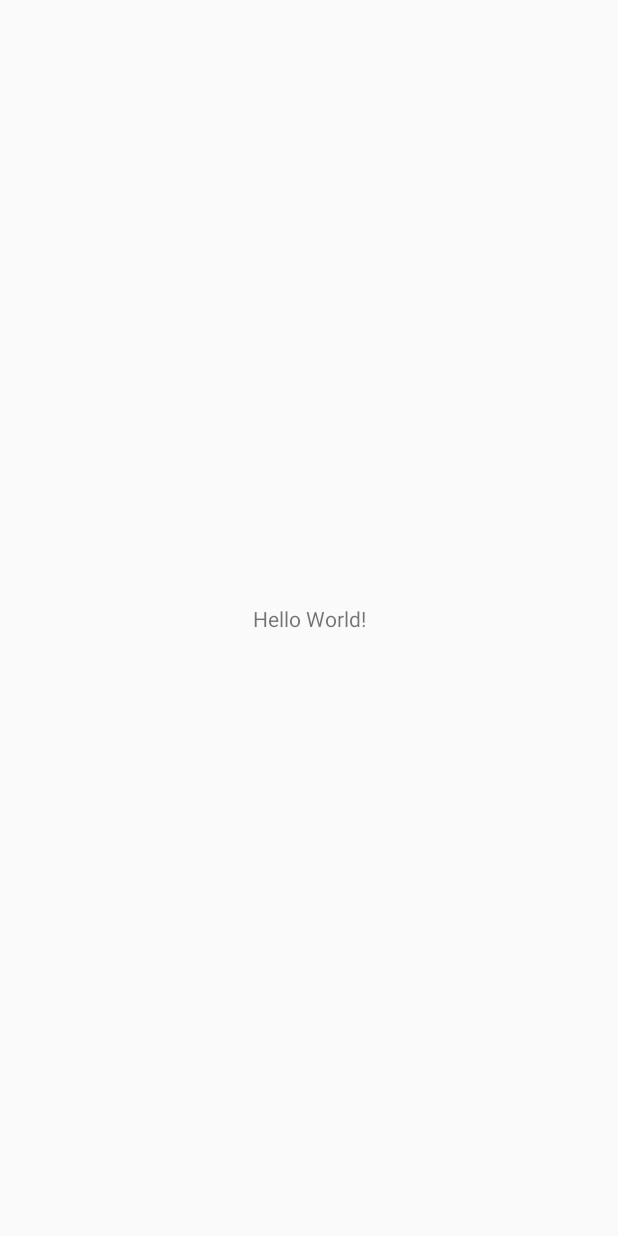
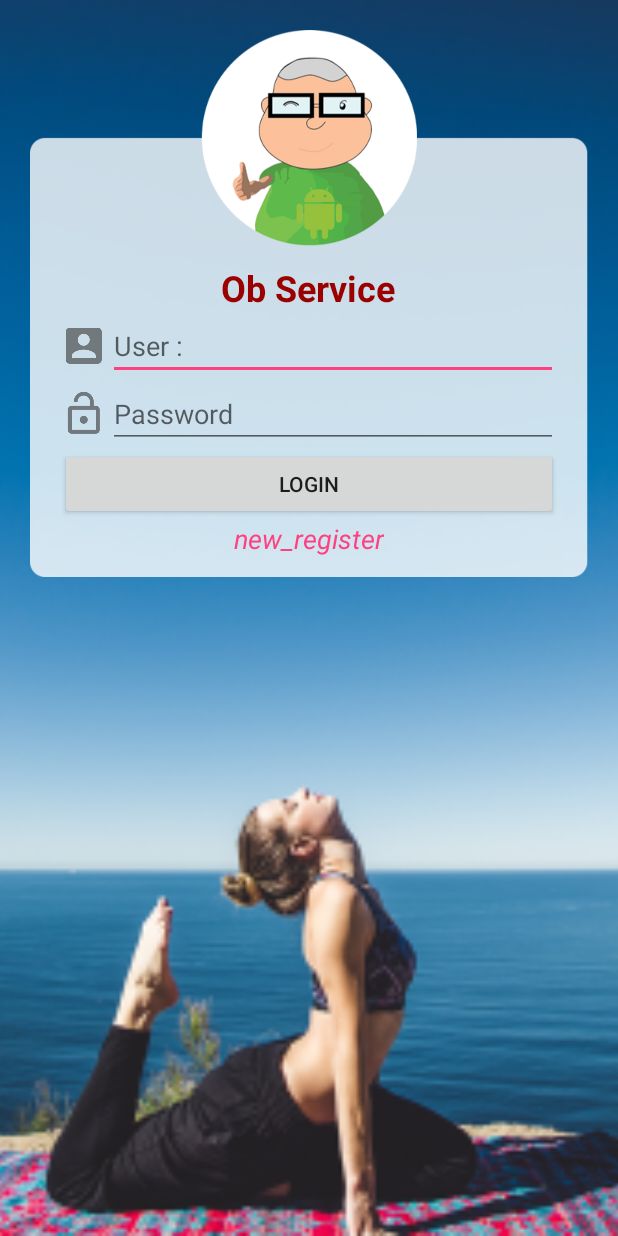
Before and after one commit to rtidz/ObService, an Android app: the screen it shows after launch (MainActivity), on a phone screen of 412 x 824 dp. Before the commit the screen is almost empty. Run offline under Robolectric (Android 15) with nearby library versions, the phone set to English and light mode, and no system bars.

Commit message:
Onclick OK

```diff
--- a/app/src/main/AndroidManifest.xml
+++ b/app/src/main/AndroidManifest.xml
@@ -4,12 +4,12 @@
 
     <application
         android:allowBackup="true"
-        android:icon="@mipmap/ic_launcher"
+        android:icon="@drawable/masterung_round"
         android:label="@string/app_name"
         android:roundIcon="@mipmap/ic_launcher_round"
         android:supportsRtl="true"
         android:theme="@style/AppTheme">
-        <activity android:name=".MainActivity">
+        <activity android:name=".MainActivity" android:screenOrientation="portrait">
             <intent-filter>
                 <action android:name="android.intent.action.MAIN" />
 
--- a/app/src/main/java/r_tidz/observice/MainActivity.java
+++ b/app/src/main/java/r_tidz/observice/MainActivity.java
@@ -2,6 +2,8 @@ package r_tidz.observice;
 
 import android.support.v7.app.AppCompatActivity;
 import android.os.Bundle;
+
+import r_tidz.observice.fragment.MainFragment;
 
 public class MainActivity extends AppCompatActivity {
 
@@ -9,5 +11,16 @@ public class MainActivity extends AppCompatActivity {
     protected void onCreate(Bundle savedInstanceState) {
         super.onCreate(savedInstanceState);
         setContentView(R.layout.activity_main);
-    }
-}
+
+
+//        Add fragmentActivity
+        if (savedInstanceState == null) {
+            getSupportFragmentManager().beginTransaction()
+                    .add(R.id.contentFragmentMain, new MainFragment()).commit();
+        }
+
+
+
+
+    }   //MainMethod
+} //MainClass
--- /dev/null
+++ b/app/src/main/java/r_tidz/observice/fragment/MainFragment.java
@@ -0,0 +1,67 @@
+package r_tidz.observice.fragment;
+
+import android.os.Bundle;
+import android.support.annotation.Nullable;
+import android.support.v4.app.Fragment;
+import android.view.LayoutInflater;
+import android.view.View;
+import android.view.ViewGroup;
+import android.widget.TextView;
+
+import r_tidz.observice.R;
+
+/**
+ * Created by User on 28/10/2560.
+ */
+
+public class MainFragment extends Fragment {
+
+//    create MAin Method
+
+    @Override
+    public void onActivityCreated(@Nullable Bundle savedInstanceState) {
+        super.onActivityCreated(savedInstanceState);
+
+
+//        RegisterController
+        registerController();
+
+
+    }   //Main method
+
+
+
+
+
+
+    private void registerController() {
+        TextView textView=getView().findViewById(R.id.txtNewRegister);
+        textView.setOnClickListener(new View.OnClickListener() {
+            @Override
+            public void onClick(View v) {
+
+//                Move to registerFragment
+                getActivity().getSupportFragmentManager().beginTransaction()
+                        .replace(R.id.contentFragmentMain,new RegisterFragment())
+                        .addToBackStack(null).commit();
+
+
+            }
+        });
+    }
+
+
+
+
+
+
+    //    Create View Group
+    @Nullable
+    @Override
+    public View onCreateView(LayoutInflater inflater, @Nullable ViewGroup container, @Nullable Bundle savedInstanceState) {
+        View view = inflater.inflate(R.layout.fragment_main, container, false);
+
+
+        return view;
+    }
+}   //Mainclass
--- a/app/src/main/res/layout/activity_main.xml
+++ b/app/src/main/res/layout/activity_main.xml
@@ -6,13 +6,23 @@
     android:layout_height="match_parent"
     tools:context="r_tidz.observice.MainActivity">
 
-    <TextView
-        android:layout_width="wrap_content"
-        android:layout_height="wrap_content"
-        android:text="Hello World!"
-        app:layout_constraintBottom_toBottomOf="parent"
-        app:layout_constraintLeft_toLeftOf="parent"
-        app:layout_constraintRight_toRightOf="parent"
-        app:layout_constraintTop_toTopOf="parent" />
+
+    <!--Wall paper-->
+    <ImageView
+        android:scaleType="centerCrop"
+        android:src="@drawable/bg"
+        android:layout_width="match_parent"
+        android:layout_height="match_parent" />
+
+
+
+    <!--Content of Flagment-->
+    <FrameLayout
+        android:id="@+id/contentFragmentMain"
+        android:layout_width="match_parent"
+        android:layout_height="match_parent"/>
+
+
+
 
 </android.support.constraint.ConstraintLayout>
--- a/app/src/main/res/layout/fragment_main.xml
+++ b/app/src/main/res/layout/fragment_main.xml
@@ -43,7 +43,7 @@
                 android:inputType="text"
                 android:hint="@string/user"
                 android:layout_width="match_parent"
-                android:layout_height="match_parent" />
+                android:layout_height="wrap_content" />
 
 
         </LinearLayout>
@@ -68,7 +68,7 @@
                 android:inputType="textPassword"
                 android:hint="@string/password"
                 android:layout_width="match_parent"
-                android:layout_height="match_parent" />
+                android:layout_height="wrap_content" />
 
 
         </LinearLayout>
@@ -82,6 +82,8 @@
 
         <!--New Register-->
         <TextView
+            android:id="@+id/txtNewRegister"
+            android:clickable="true"
             android:textColor="@color/colorAccent"
             android:textSize="@dimen/h2"
             android:layout_gravity="center_horizontal"
```
Also changed, not shown: app/src/main/java/r_tidz/observice/fragment/RegisterFragment.java (added, +25 -0 lines), app/src/main/res/layout/fragment_new_register.xml (added, +116 -0 lines).
